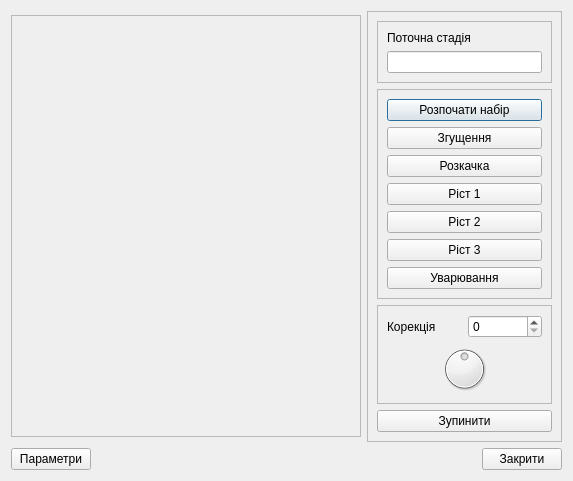
Old version of the form aparat/scada/dlgapone.ui in the repository vanessaorgua/illitsi.
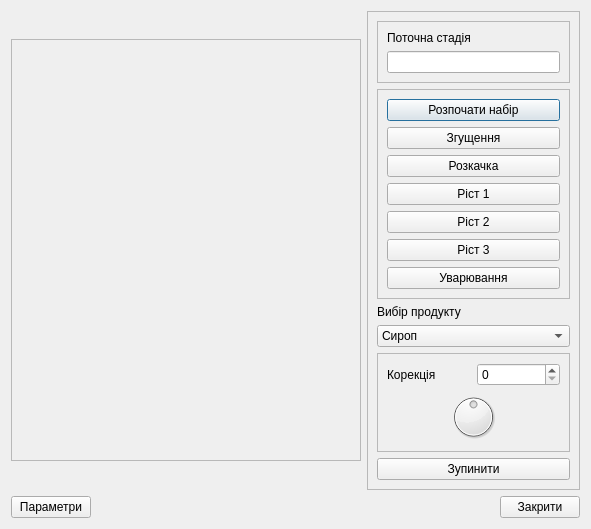
New version of the form.

The edit to the form file:
```diff
--- a/aparat/scada/dlgapone.ui
+++ b/aparat/scada/dlgapone.ui
@@ -6,8 +6,8 @@
    <rect>
     <x>0</x>
     <y>0</y>
-    <width>573</width>
-    <height>464</height>
+    <width>591</width>
+    <height>487</height>
    </rect>
   </property>
   <property name="windowTitle">
@@ -106,6 +106,37 @@
         </layout>
        </widget>
       </item>
+      <item>
+       <widget class="QLabel" name="label_3">
+        <property name="text">
+         <string>Вибір продукту</string>
+        </property>
+       </widget>
+      </item>
+      <item>
+       <widget class="QComboBox" name="bx_prod">
+        <item>
+         <property name="text">
+          <string>Сироп</string>
+         </property>
+        </item>
+        <item>
+         <property name="text">
+          <string>Сироп+БП</string>
+         </property>
+        </item>
+        <item>
+         <property name="text">
+          <string>Біла патока</string>
+         </property>
+        </item>
+        <item>
+         <property name="text">
+          <string>Вода</string>
+         </property>
+        </item>
+       </widget>
+      </item>
       <item>
        <spacer name="verticalSpacer_2">
         <property name="orientation">
```
